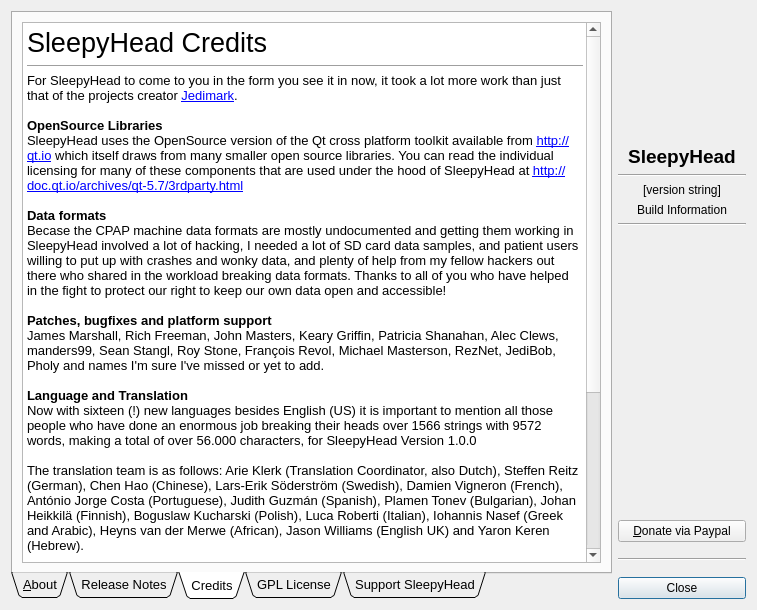
Qt form oscr/aboutdialog.ui (operativeF/oscar) before a commit.
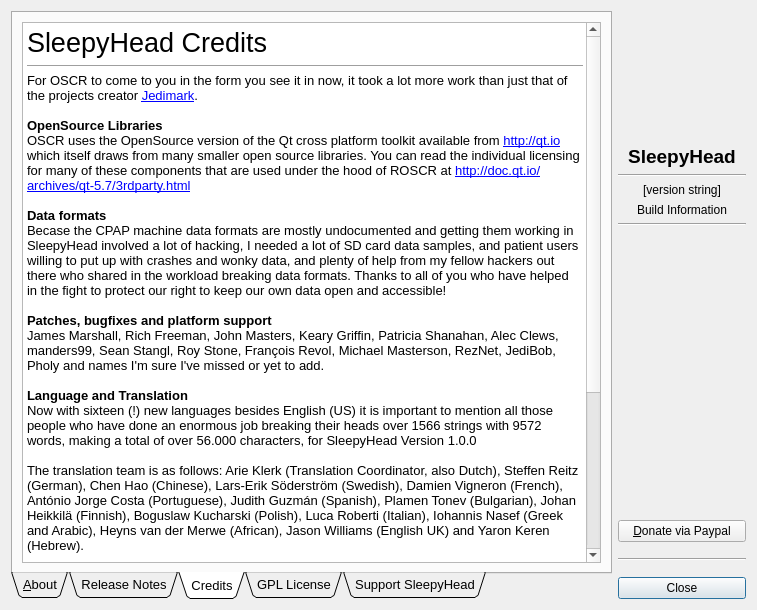
The same form after that commit. The open tabs and pages were chosen to show the change. Icons and pictures are not drawn.

Commit message: changed references to jedimark where appropriate

The edit to the form file:
```diff
--- a/oscr/aboutdialog.ui
+++ b/oscr/aboutdialog.ui
@@ -100,10 +100,10 @@
 &lt;/style&gt;&lt;/head&gt;&lt;body style=&quot; font-family:'MS Shell Dlg 2'; font-size:10pt; font-weight:400; font-style:normal;&quot;&gt;
 &lt;p style=&quot; margin-top:0px; margin-bottom:0px; margin-left:0px; margin-right:0px; -qt-block-indent:0; text-indent:0px;&quot;&gt;&lt;span style=&quot; font-size:20pt;&quot;&gt;SleepyHead Credits&lt;/span&gt;&lt;/p&gt;
 &lt;hr /&gt;
-&lt;p style=&quot; margin-top:0px; margin-bottom:0px; margin-left:0px; margin-right:0px; -qt-block-indent:0; text-indent:0px;&quot;&gt;For SleepyHead to come to you in the form you see it in now, it took a lot more work than just that of the projects creator &lt;a href=&quot;http://jedimark.net&quot;&gt;&lt;span style=&quot; text-decoration: underline; color:#0000ff;&quot;&gt;Jedimark&lt;/span&gt;&lt;/a&gt;.&lt;/p&gt;
+&lt;p style=&quot; margin-top:0px; margin-bottom:0px; margin-left:0px; margin-right:0px; -qt-block-indent:0; text-indent:0px;&quot;&gt;For OSCR to come to you in the form you see it in now, it took a lot more work than just that of the projects creator &lt;a href=&quot;http://jedimark.net&quot;&gt;&lt;span style=&quot; text-decoration: underline; color:#0000ff;&quot;&gt;Jedimark&lt;/span&gt;&lt;/a&gt;.&lt;/p&gt;
 &lt;p style=&quot;-qt-paragraph-type:empty; margin-top:0px; margin-bottom:0px; margin-left:0px; margin-right:0px; -qt-block-indent:0; text-indent:0px;&quot;&gt;&lt;br /&gt;&lt;/p&gt;
 &lt;p style=&quot; margin-top:0px; margin-bottom:0px; margin-left:0px; margin-right:0px; -qt-block-indent:0; text-indent:0px;&quot;&gt;&lt;span style=&quot; font-weight:600;&quot;&gt;OpenSource Libraries&lt;/span&gt;&lt;/p&gt;
-&lt;p style=&quot; margin-top:0px; margin-bottom:0px; margin-left:0px; margin-right:0px; -qt-block-indent:0; text-indent:0px;&quot;&gt;SleepyHead uses the OpenSource version of the Qt cross platform toolkit available from &lt;a href=&quot;http://qt.io&quot;&gt;&lt;span style=&quot; text-decoration: underline; color:#0000ff;&quot;&gt;http://qt.io&lt;/span&gt;&lt;/a&gt; which itself draws from many smaller open source libraries. You can read the individual licensing for many of these components that are used under the hood of SleepyHead at &lt;a href=&quot;http://doc.qt.io/archives/qt-5.7/3rdparty.html&quot;&gt;&lt;span style=&quot; text-decoration: underline; color:#0000ff;&quot;&gt;http://doc.qt.io/archives/qt-5.7/3rdparty.html&lt;/span&gt;&lt;/a&gt;&lt;/p&gt;
+&lt;p style=&quot; margin-top:0px; margin-bottom:0px; margin-left:0px; margin-right:0px; -qt-block-indent:0; text-indent:0px;&quot;&gt;OSCR uses the OpenSource version of the Qt cross platform toolkit available from &lt;a href=&quot;http://qt.io&quot;&gt;&lt;span style=&quot; text-decoration: underline; color:#0000ff;&quot;&gt;http://qt.io&lt;/span&gt;&lt;/a&gt; which itself draws from many smaller open source libraries. You can read the individual licensing for many of these components that are used under the hood of ROSCR at &lt;a href=&quot;http://doc.qt.io/archives/qt-5.7/3rdparty.html&quot;&gt;&lt;span style=&quot; text-decoration: underline; color:#0000ff;&quot;&gt;http://doc.qt.io/archives/qt-5.7/3rdparty.html&lt;/span&gt;&lt;/a&gt;&lt;/p&gt;
 &lt;p style=&quot;-qt-paragraph-type:empty; margin-top:0px; margin-bottom:0px; margin-left:0px; margin-right:0px; -qt-block-indent:0; text-indent:0px;&quot;&gt;&lt;br /&gt;&lt;/p&gt;
 &lt;p style=&quot; margin-top:0px; margin-bottom:0px; margin-left:0px; margin-right:0px; -qt-block-indent:0; text-indent:0px;&quot;&gt;&lt;span style=&quot; font-weight:600;&quot;&gt;Data formats&lt;/span&gt;&lt;/p&gt;
 &lt;p style=&quot; margin-top:0px; margin-bottom:0px; margin-left:0px; margin-right:0px; -qt-block-indent:0; text-indent:0px;&quot;&gt;Becase the CPAP machine data formats are mostly undocumented and getting them working in SleepyHead involved a lot of hacking, I needed a lot of SD card data samples, and patient users willing to put up with crashes and wonky data, and plenty of help from my fellow hackers out there who shared in the workload breaking data formats. Thanks to all of you who have helped in the fight to protect our right to keep our own data open and accessible!&lt;br /&gt;&lt;br /&gt;&lt;span style=&quot; font-weight:600;&quot;&gt;Patches, bugfixes and platform support&lt;/span&gt;&lt;br /&gt;&lt;span style=&quot; color:#000000;&quot;&gt;James Marshall, Rich Freeman, John Masters, Keary Griffin, Patricia Shanahan, Alec Clews, manders99, Sean Stangl, Roy Stone, François Revol, Michael Masterson, RezNet, JediBob, Pholy and names I'm sure I've missed or yet to add.&lt;/span&gt;&lt;/p&gt;
@@ -112,7 +112,7 @@
 &lt;p style=&quot; margin-top:0px; margin-bottom:0px; margin-left:0px; margin-right:0px; -qt-block-indent:0; text-indent:0px;&quot;&gt;&lt;span style=&quot; color:#000000;&quot;&gt;Now with sixteen (!) new languages besides English (US) it is important to mention all those people who have done an enormous job breaking their heads over 1566 strings with 9572 words, making a total of over 56.000 characters, for SleepyHead Version 1.0.0&lt;br /&gt;&lt;/span&gt;&lt;/p&gt;
 &lt;p style=&quot; margin-top:0px; margin-bottom:0px; margin-left:0px; margin-right:0px; -qt-block-indent:0; text-indent:0px;&quot;&gt;&lt;span style=&quot; color:#000000;&quot;&gt;The translation team is as follows: Arie Klerk (Translation Coordinator, also Dutch), Steffen Reitz (German), Chen Hao (Chinese), Lars-Erik Söderström (Swedish), Damien Vigneron (French), António Jorge Costa (Portuguese), Judith Guzmán (Spanish), Plamen Tonev (Bulgarian), Johan Heikkilä (Finnish), Boguslaw Kucharski (Polish), Luca Roberti (Italian), Iohannis Nasef (Greek and Arabic), Heyns van der Merwe (African), Jason Williams (English UK) and Yaron Keren (Hebrew).&lt;/span&gt;&lt;/p&gt;
 &lt;p style=&quot; margin-top:0px; margin-bottom:0px; margin-left:0px; margin-right:0px; -qt-block-indent:0; text-indent:0px;&quot;&gt;&lt;span style=&quot; color:#000000;&quot;&gt;&lt;br /&gt;Any remarks can be sent to Arie Klerk, who will gladly bring you in contact with the translator.&lt;/span&gt;&lt;/p&gt;
-&lt;p style=&quot; margin-top:0px; margin-bottom:0px; margin-left:0px; margin-right:0px; -qt-block-indent:0; text-indent:0px;&quot;&gt;&lt;span style=&quot; color:#000000;&quot;&gt;&lt;br /&gt;&lt;/span&gt;&lt;span style=&quot; font-weight:600; color:#000000;&quot;&gt;Special Mentions&lt;br /&gt;&lt;/span&gt;&lt;span style=&quot; color:#000000;&quot;&gt;A big thanks (again) to Arie Klerk for tirelessly filling the role of SleepyHead's Translation coordinator and helping get SleepyHead out of it's monolingual rutt, and fit and ready to be shared with a much wider audience around the world.&lt;br /&gt;&lt;/span&gt;&lt;/p&gt;
+&lt;p style=&quot; margin-top:0px; margin-bottom:0px; margin-left:0px; margin-right:0px; -qt-block-indent:0; text-indent:0px;&quot;&gt;&lt;span style=&quot; color:#000000;&quot;&gt;&lt;br /&gt;&lt;/span&gt;&lt;span style=&quot; font-weight:600; color:#000000;&quot;&gt;Special Mentions&lt;br /&gt;&lt;/span&gt;&lt;span style=&quot; color:#000000;&quot;&gt;A big thanks (again) to Arie Klerk for tirelessly filling the role of SleepyHead's Translation coordinator and helping get SleepyHead out of it's monolingual rut, and fit and ready to be shared with a much wider audience around the world.&lt;br /&gt;&lt;/span&gt;&lt;/p&gt;
 &lt;p style=&quot; margin-top:0px; margin-bottom:0px; margin-left:0px; margin-right:0px; -qt-block-indent:0; text-indent:0px;&quot;&gt;&lt;span style=&quot; color:#000000;&quot;&gt;Special thanks to Pugsy and Robysue from &lt;/span&gt;&lt;a href=&quot;http://cpaptalk.com&quot;&gt;&lt;span style=&quot; text-decoration: underline; color:#0000ff;&quot;&gt;CPAPTalk&lt;/span&gt;&lt;/a&gt;&lt;span style=&quot; color:#000000;&quot;&gt; for their help with documentation and tutorials, as well as everyone who helped out by testing and sharing their CPAP data.&lt;br /&gt;&lt;br /&gt;Thanks to CPAPTalk's host &lt;/span&gt;&lt;a href=&quot;http://CPAP.com&quot;&gt;&lt;span style=&quot; text-decoration: underline; color:#0000ff;&quot;&gt;CPAP.com&lt;/span&gt;&lt;/a&gt;&lt;span style=&quot; color:#000000;&quot;&gt; for their generous donations, and letting me run amock in the early days and pester their forums users for help to test SleepyHead. &lt;/span&gt;&lt;/p&gt;
 &lt;p style=&quot;-qt-paragraph-type:empty; margin-top:0px; margin-bottom:0px; margin-left:0px; margin-right:0px; -qt-block-indent:0; text-indent:0px; color:#000000;&quot;&gt;&lt;br /&gt;&lt;/p&gt;
 &lt;p style=&quot; margin-top:0px; margin-bottom:0px; margin-left:0px; margin-right:0px; -qt-block-indent:0; text-indent:0px;&quot;&gt;&lt;span style=&quot; color:#000000;&quot;&gt;Thanks to SuperSleeper over at &lt;/span&gt;&lt;a href=&quot;http://www.apneaboard.com/&quot;&gt;&lt;span style=&quot; text-decoration: underline; color:#0000ff;&quot;&gt;ApneaBoard&lt;/span&gt;&lt;/a&gt;&lt;span style=&quot; color:#000000;&quot;&gt; for helping out with mirroring space and forums and stuff.&lt;/span&gt;&lt;/p&gt;&lt;/body&gt;&lt;/html&gt;</string>
```
Left out of the diff: 6 changed lines with no effect on the pictures. The commit also changes 8 other files.
